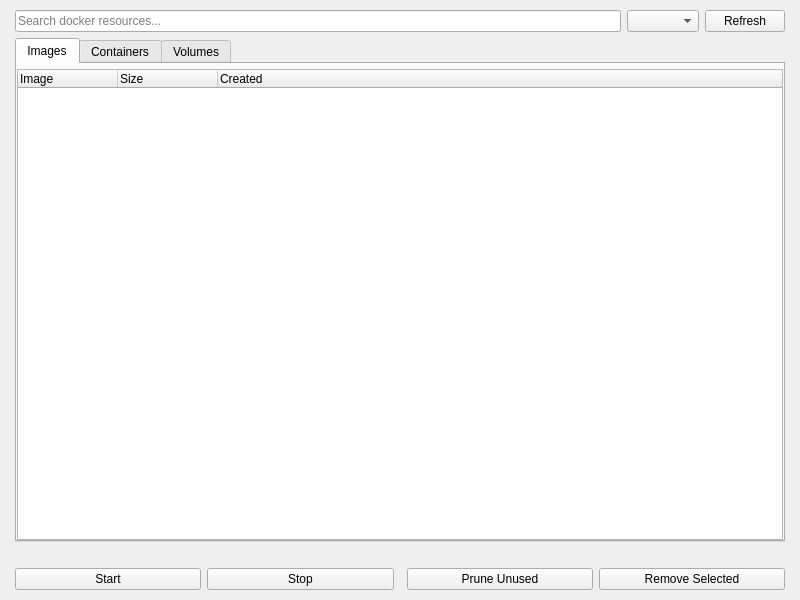
s4solutionsllc/Nexis, file shared/nexis/Pages/Docker/docker_page.ui: the form before one commit.
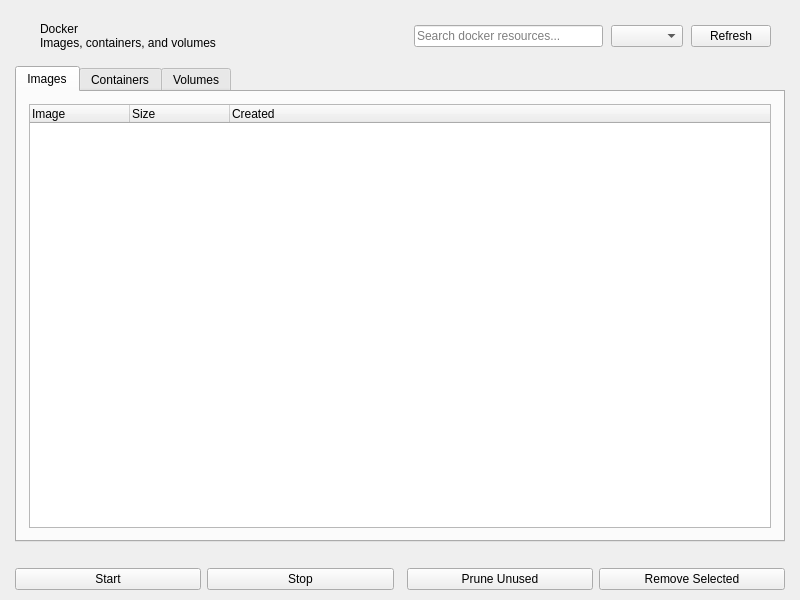
The form after the commit. The open tabs and pages were chosen to show the change.

Commit message:
feat(docker): elevated card container for Images tab tree (SSO-15097)
DS §2/§7 pass: wrap treeWidgetImages in a single elevated container card
with a frozen Image/Size/Created header and flat rows, grouped by the
tree's real In Use/Other headers. Toolbar gains the shared section-header
recipe (accent bar + Docker title + source line). Size column right-
aligned with tabular figures. Containers/Volumes tabs are out of scope
and keep their prior self-contained tree styling.

```diff
--- a/shared/nexis/Pages/Docker/docker_page.ui
+++ b/shared/nexis/Pages/Docker/docker_page.ui
@@ -27,7 +27,85 @@
     <number>10</number>
    </property>
    <item>
-    <layout class="QHBoxLayout" name="topBarLayout">
+    <widget class="QWidget" name="sectionHeaderRow" native="true">
+     <layout class="QHBoxLayout" name="sectionHeaderRowLayout">
+      <property name="spacing">
+       <number>8</number>
+      </property>
+      <property name="leftMargin">
+       <number>14</number>
+      </property>
+      <property name="topMargin">
+       <number>12</number>
+      </property>
+      <property name="rightMargin">
+       <number>14</number>
+      </property>
+      <property name="bottomMargin">
+       <number>10</number>
+      </property>
+      <item>
+       <widget class="QFrame" name="sectionHeaderAccent">
+        <property name="sizePolicy">
+         <sizepolicy hsizetype="Fixed" vsizetype="Preferred">
+          <horstretch>0</horstretch>
+          <verstretch>0</verstretch>
+         </sizepolicy>
+        </property>
+        <property name="minimumSize">
+         <size>
+          <width>3</width>
+          <height>26</height>
+         </size>
+        </property>
+        <property name="maximumSize">
+         <size>
+          <width>3</width>
+          <height>16777215</height>
+         </size>
+        </property>
+        <property name="frameShape">
+         <enum>QFrame::NoFrame</enum>
+        </property>
+        <property name="accentToken" stdset="0">
+         <string notr="true">accent</string>
+        </property>
+       </widget>
+      </item>
+      <item>
+       <layout class="QVBoxLayout" name="sectionHeaderTextColumn">
+        <property name="spacing">
+         <number>0</number>
+        </property>
+        <item alignment="Qt::AlignLeft|Qt::AlignVCenter">
+         <widget class="QLabel" name="sectionHeaderTitle">
+          <property name="text">
+           <string>Docker</string>
+          </property>
+         </widget>
+        </item>
+        <item alignment="Qt::AlignLeft|Qt::AlignVCenter">
+         <widget class="QLabel" name="sectionHeaderSource">
+          <property name="text">
+           <string>Images, containers, and volumes</string>
+          </property>
+         </widget>
+        </item>
+       </layout>
+      </item>
+      <item>
+       <spacer name="sectionHeaderSpacer">
+        <property name="orientation">
+         <enum>Qt::Horizontal</enum>
+        </property>
+        <property name="sizeHint" stdset="0">
+         <size>
+          <width>40</width>
+          <height>20</height>
+         </size>
+        </property>
+       </spacer>
+      </item>
      <item>
       <widget class="QLineEdit" name="txtSearch">
        <property name="placeholderText">
@@ -59,6 +137,7 @@
       </widget>
      </item>
     </layout>
+    </widget>
    </item>
    <item>
     <widget class="QStackedWidget" name="stackedWidget">
@@ -121,15 +200,36 @@
           </attribute>
           <layout class="QVBoxLayout" name="imagesLayout">
            <property name="leftMargin">
-            <number>0</number>
+            <number>8</number>
            </property>
            <property name="topMargin">
-            <number>5</number>
+            <number>8</number>
            </property>
            <property name="rightMargin">
+            <number>8</number>
+           </property>
+           <property name="bottomMargin">
+            <number>8</number>
+           </property>
+           <property name="spacing">
             <number>0</number>
            </property>
+           <item>
+            <widget class="QWidget" name="imagesContainer" native="true">
+             <layout class="QVBoxLayout" name="imagesContainerLayout">
+              <property name="leftMargin">
+               <number>4</number>
+              </property>
+              <property name="topMargin">
+               <number>4</number>
+              </property>
+              <property name="rightMargin">
+               <number>4</number>
+              </property>
            <property name="bottomMargin">
+               <number>4</number>
+              </property>
+              <property name="spacing">
             <number>0</number>
            </property>
            <item>
@@ -161,6 +261,9 @@
                <string>Created</string>
               </property>
              </column>
+               </widget>
+              </item>
+             </layout>
             </widget>
            </item>
           </layout>
```
Lines whose indentation alone changed are shown as unchanged. The commit also changes 4 other files.
